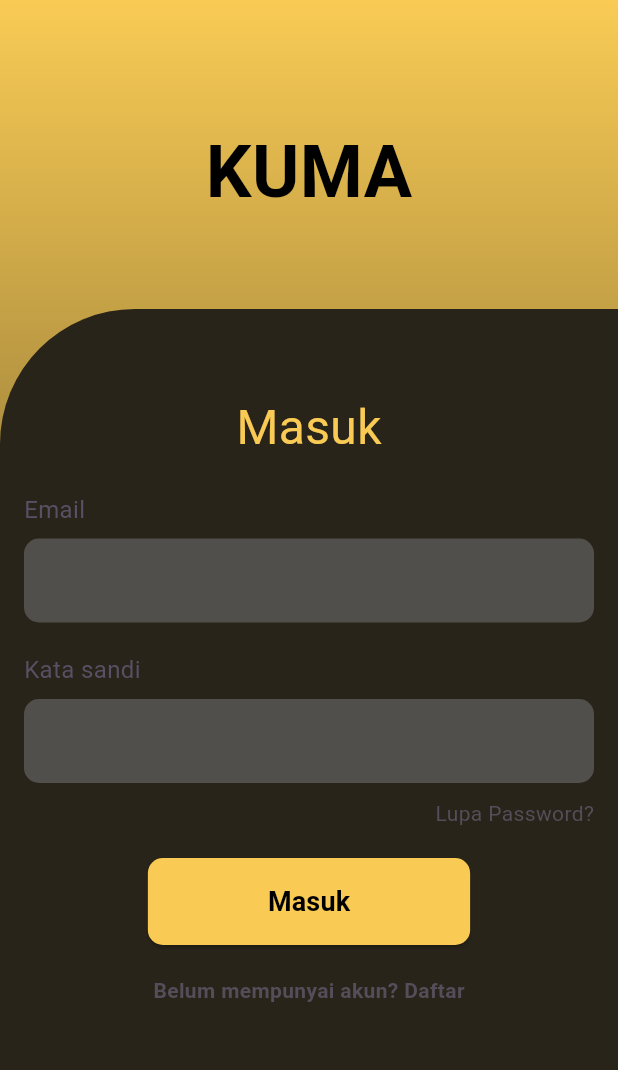
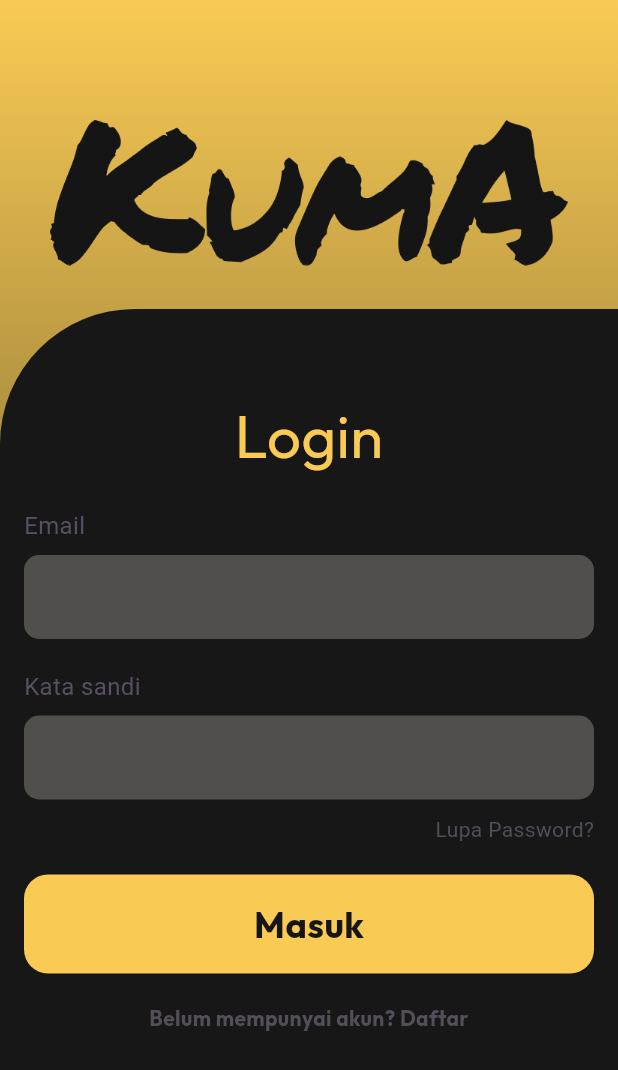
Before and after one commit to BeliauInit/KUMA, a Flutter app: the LoginPage screen opened directly, on a phone screen of 412 x 824 dp. Shown: the top 1070 px of the screen. Run offline on Flutter 3.47's test engine with Material 3 defaults, Android fonts, the light colour scheme and no system bars; our stand-ins replace carousel_slider, curved_navigation_bar, go_router, google_fonts.

Commit message:
Kuma 0.0.7

```diff
--- a/lib/Pages/home_page.dart
+++ b/lib/Pages/home_page.dart
@@ -3,6 +3,7 @@ import 'package:flutter/cupertino.dart';
 import 'package:flutter/material.dart';
 import 'package:google_fonts/google_fonts.dart';
 import 'package:kuma_apps/Navbar/curved_navbar.dart';
+import 'package:kuma_apps/Navbar/curved_navigator.dart';
 import 'package:kuma_apps/Widget/carousel_manga.dart';
 import 'package:kuma_apps/Widget/continue_watch.dart';
 
@@ -12,7 +13,7 @@ class HomePage extends StatelessWidget {
   @override
   Widget build(BuildContext context) {
     return Scaffold(
-      backgroundColor: Colors.black54,
+      backgroundColor: Color(0x0),
       body: SafeArea(
         top: true,
         child: Padding(
@@ -103,7 +104,6 @@ class HomePage extends StatelessWidget {
           ),
         ),
       ),
-      bottomNavigationBar: CihuyNavbar(selectedItems: 0),
     );
   }
 }
--- a/lib/Pages/login_page.dart
+++ b/lib/Pages/login_page.dart
@@ -1,7 +1,16 @@
+// ignore_for_file: avoid_unnecessary_containers, prefer_const_constructors, prefer_const_literals_to_create_immutables
 import 'package:flutter/material.dart';
+import 'package:go_router/go_router.dart';
+import 'package:google_fonts/google_fonts.dart';
+import 'package:kuma_apps/Component/button.dart';
 import 'signup_page.dart';
 
-class LoginPage extends StatelessWidget {
+class LoginPage extends StatefulWidget {
+  @override
+  State<LoginPage> createState() => _LoginPageState();
+}
+
+class _LoginPageState extends State<LoginPage> {
   @override
   Widget build(BuildContext context) {
     return Scaffold(
@@ -18,16 +27,12 @@ class LoginPage extends StatelessWidget {
             Align(
               alignment: Alignment.topCenter,
               child: Padding(
-                padding: const EdgeInsets.only(top: 80),
-                child: Text(
-                  'KUMA',
-                  style: TextStyle(
-                    fontSize: 48,
-                    color: Colors.black,
-                    fontWeight: FontWeight.bold,
-                  ),
-                ),
-              ),
+                  padding: const EdgeInsets.only(top: 80),
+                  child: Image.asset(
+                    'assets/images/logo/Logo Black.png',
+                    fit: BoxFit.contain,
+                    scale: 2,
+                  )),
             ),
             Align(
               alignment: Alignment.bottomCenter,
@@ -35,7 +40,7 @@ class LoginPage extends StatelessWidget {
                 width: double.infinity,
                 height: MediaQuery.of(context).size.height * 0.75,
                 decoration: BoxDecoration(
-                  color: Color(0xFF292419),
+                  color: Color(0xFF171717),
                   borderRadius: BorderRadius.only(
                     topLeft: Radius.circular(90),
                     topRight: Radius.circular(0),
@@ -48,9 +53,9 @@ class LoginPage extends StatelessWidget {
                       children: [
                         SizedBox(height: 40),
                         Text(
-                          'Masuk',
-                          style: TextStyle(
-                            fontSize: 32,
+                          'Login',
+                          style: GoogleFonts.outfit(
+                            fontSize: 40,
                             color: Color(0xFFF9CB55),
                           ),
                         ),
@@ -67,28 +72,21 @@ class LoginPage extends StatelessWidget {
                           ),
                         ),
                         SizedBox(height: 20),
-                        ElevatedButton(
-                          style: ElevatedButton.styleFrom(
-                            primary: Color(0xFFF9CB55),
-                            padding: EdgeInsets.symmetric(horizontal: 80, vertical: 16),
-                            shape: RoundedRectangleBorder(
-                              borderRadius: BorderRadius.circular(10),
-                            ),
-                          ),
-                          onPressed: () {},
-                          child: Text(
-                            'Masuk',
-                            style: TextStyle(color: Colors.black, fontSize: 18, fontWeight: FontWeight.bold),
-                          ),
-                        ),
+
+                        btnDefault(onTap: () {
+                          context.go('/navbar');
+                        }, text: 'Masuk'),
+
                         SizedBox(height: 20),
                         GestureDetector(
                           onTap: () {
-                            Navigator.pushNamed(context, '/signup');
+                            context.go('/signUp');
                           },
                           child: Text(
                             'Belum mempunyai akun? Daftar',
-                            style: TextStyle(color: Color(0xFF534E59), fontWeight: FontWeight.bold),
+                            style: GoogleFonts.outfit(
+                                color: Color(0xFF534E59),
+                                fontWeight: FontWeight.bold),
                           ),
                         ),
                       ],
@@ -122,7 +120,8 @@ class LoginPage extends StatelessWidget {
               borderSide: BorderSide.none,
             ),
           ),
-          style: TextStyle(color: Colors.white), // User input text color set to white
+          style: TextStyle(
+              color: Colors.white), // User input text color set to white
         ),
       ],
     );
--- a/lib/Pages/splash_screen.dart
+++ b/lib/Pages/splash_screen.dart
@@ -1,6 +1,7 @@
 // ignore_for_file: avoid_unnecessary_containers, prefer_const_constructors, prefer_const_literals_to_create_immutables
 import 'dart:async';
 import 'package:flutter/material.dart';
+import 'package:go_router/go_router.dart';
 
 class Splash extends StatefulWidget {
   const Splash({super.key});
@@ -17,7 +18,7 @@ class _SplashState extends State<Splash> with SingleTickerProviderStateMixin {
     return Timer(
       Duration(milliseconds: 2200), // Increased duration for a smoother animation
           () {
-        Navigator.of(context).pushReplacementNamed('/home');
+        context.go('/login');
       },
     );
   }
--- a/lib/Widget/carousel_manga.dart
+++ b/lib/Widget/carousel_manga.dart
@@ -1,6 +1,7 @@
 // ignore_for_file: avoid_unnecessary_containers, prefer_const_constructors, prefer_const_literals_to_create_immutables
 import 'package:flutter/material.dart';
 import 'package:carousel_slider/carousel_slider.dart';
+import 'package:go_router/go_router.dart';
 import 'package:google_fonts/google_fonts.dart';
 
 class CarouselManga extends StatelessWidget {
@@ -70,6 +71,7 @@ class CarouselManga extends StatelessWidget {
                         // Handle image tap
                         print('Tapped on: $imagePath');
                         // perform navigation or any other action here
+                        context.go('/detail');
                       },
                       child: ClipRRect(
                         clipBehavior: Clip.antiAlias,
--- a/lib/Widget/continue_watch.dart
+++ b/lib/Widget/continue_watch.dart
@@ -1,5 +1,6 @@
 // ignore_for_file: avoid_unnecessary_containers, prefer_const_constructors, prefer_const_literals_to_create_immutables
 import 'package:flutter/material.dart';
+import 'package:go_router/go_router.dart';
 import 'package:google_fonts/google_fonts.dart';
 import 'package:kuma_apps/Component/button.dart';
 
@@ -78,7 +79,7 @@ class ContinueWatch extends StatelessWidget {
               SizedBox(height: 12),
               btnDefaultIco(
                   onTap: () {
-                    Navigator.pushReplacementNamed(context, '/detail');
+                    context.go('/detail');
                   },
                   text: 'Continue Watch'),
             ],
--- a/pubspec.yaml
+++ b/pubspec.yaml
@@ -39,6 +39,7 @@ dependencies:
   url_launcher_ios: 6.2.5
   url_launcher_platform_interface: 2.3.2
   curved_navigation_bar: ^1.0.3
+  go_router: ^14.1.3
 
 
 dev_dependencies:
```
Also changed, not shown: lib/Component/overlay.dart (added, +71 -0 lines), lib/Navbar/curved_navbar.dart (+105 -105 lines), lib/Navbar/curved_navigator.dart (added, +70 -0 lines), lib/Pages/bookmark_page.dart (+22 -5 lines), lib/Pages/detail_manga.dart (+20 -13 lines), lib/Pages/grimoires_page.dart (+21 -2 lines), lib/Pages/signup_page.dart (+24 -22 lines), lib/main.dart (+45 -14 lines), pubspec.lock.
